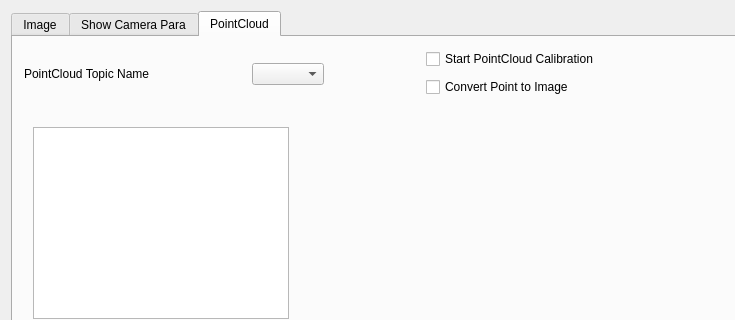
Qt form rviz_calibration/src/calibration.ui (SiyuChen1/CameraLidarCalibrationTool) before a commit; both pictures show x 0 to 735 and y 0 to 320 of the 887 by 663 pixel window.
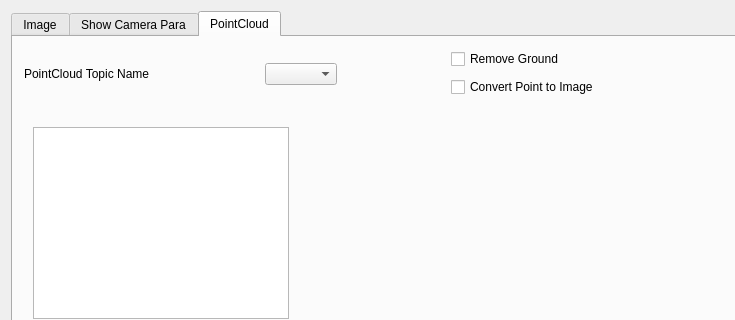
The same form after that commit. The open tabs and pages were chosen to show the change.

```diff
--- a/rviz_calibration/src/calibration.ui
+++ b/rviz_calibration/src/calibration.ui
@@ -409,7 +409,7 @@
         </rect>
        </property>
       </widget>
-      <widget class="QWidget" name="">
+      <widget class="QWidget" name="layoutWidget">
        <property name="geometry">
         <rect>
          <x>11</x>
@@ -460,7 +460,7 @@
           <item>
            <widget class="QCheckBox" name="checkBoxforPointCloud">
             <property name="text">
-             <string>Start PointCloud Calibration</string>
+             <string>Remove Ground</string>
             </property>
            </widget>
           </item>
```
Left out of the diff: 7 changed lines with no effect on the pictures.
